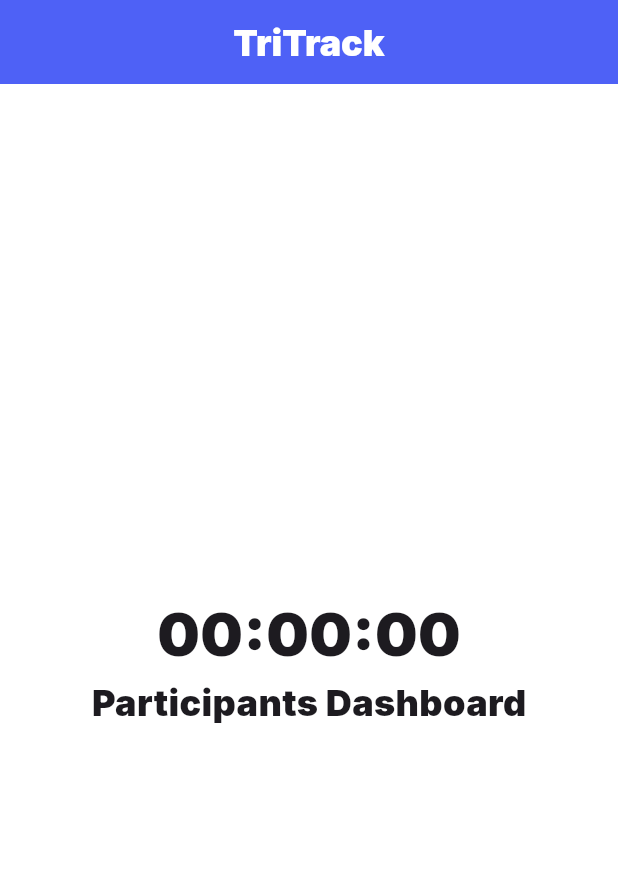
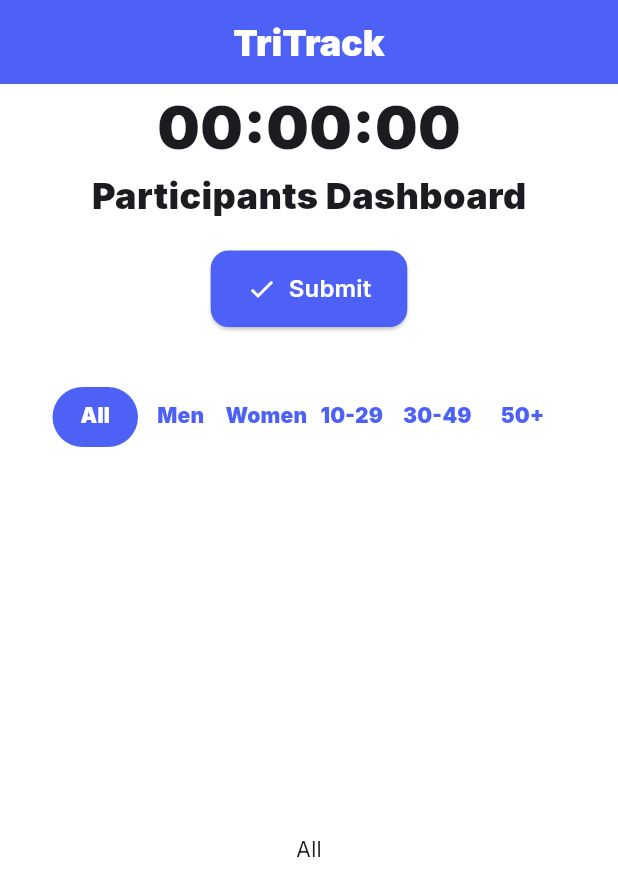
Before and after one commit to net-specter/TriTrack, a Flutter app: the screen it shows after launch, on a phone screen of 412 x 824 dp. Shown: the top 896 px of the screen. Run offline on Flutter 3.47's test engine with Material 3 defaults, Android fonts, the phone set to English and light mode, and no system bars.

Commit message:
ready button and tab

```diff
--- /dev/null
+++ b/frontend/lib/core/widgets/buttons/primary_button.dart
@@ -0,0 +1,46 @@
+import 'package:flutter/material.dart';
+import 'package:frontend/core/theme/colors.dart';
+
+class PrimaryButton extends StatelessWidget {
+  final String label;
+  final VoidCallback? onPressed;
+  final double fontSize;
+  final Color? backgroundColor;
+  final Icon? icon;
+
+  const PrimaryButton({
+    super.key,
+    required this.label,
+    this.onPressed,
+    this.backgroundColor,
+    this.fontSize = 16,
+    this.icon,
+  });
+
+  void _onPressed() {
+    if (onPressed != null) {
+      onPressed!();
+    }
+  }
+
+  @override
+  Widget build(BuildContext context) {
+    return ElevatedButton.icon(
+      style: ElevatedButton.styleFrom(
+        padding: const EdgeInsets.symmetric(horizontal: 24, vertical: 14),
+        shape: RoundedRectangleBorder(borderRadius: BorderRadius.circular(12)),
+        backgroundColor: backgroundColor ?? TriColors.primary,
+      ),
+      onPressed: _onPressed,
+      icon: icon,
+      label: Text(
+        label,
+        style: TextStyle(
+          fontSize: fontSize,
+          fontWeight: FontWeight.w600,
+          color: Colors.white,
+        ),
+      ),
+    );
+  }
+}
--- /dev/null
+++ b/frontend/lib/core/widgets/tabs/tab_component.dart
@@ -0,0 +1,67 @@
+import 'package:flutter/material.dart';
+import 'package:frontend/core/theme/colors.dart';
+import '../tabs/tab_item.dart';
+
+class TabComponent extends StatelessWidget {
+  final Map<String, IconData?> tabs;
+  final List<Widget> pages;
+  const TabComponent({super.key, required this.tabs, required this.pages});
+
+  @override
+  Widget build(BuildContext context) {
+    return DefaultTabController(
+      length: tabs.length,
+      initialIndex: 0,
+      child: PreferredSize(
+        preferredSize: const Size.fromHeight(10),
+        child: Expanded(
+          child: Column(
+            children: [
+              PreferredSize(
+                preferredSize: const Size.fromHeight(10),
+                child: ClipRRect(
+                  borderRadius: BorderRadius.circular(20),
+                  child: Container(
+                    height: 40,
+                    margin: const EdgeInsets.symmetric(horizontal: 35),
+                    decoration: BoxDecoration(
+                      color: Colors.white,
+                      borderRadius: BorderRadius.circular(20),
+                    ),
+                    child: TabBar(
+                      // isScrollable: true,
+                      splashBorderRadius: const BorderRadius.all(
+                        Radius.circular(20),
+                      ),
+                      indicatorSize: TabBarIndicatorSize.tab,
+                      labelPadding: const EdgeInsets.symmetric(horizontal: 0),
+                      dividerColor: Colors.transparent,
+                      indicator: BoxDecoration(
+                        color: TriColors.primary,
+                        borderRadius: BorderRadius.circular(20),
+                      ),
+                      labelColor: TriColors.white,
+                      unselectedLabelColor: TriColors.primary,
+                      tabs: [
+                        for (var entry in tabs.entries)
+                          Tab(
+                            child: TabItem(
+                              title: entry.key,
+                              icon: entry.value,
+                              fontSize: 14,
+                            ),
+                          ),
+                      ],
+                    ),
+                  ),
+                ),
+              ),
+              const SizedBox(height: 10),
+              Expanded(child: TabBarView(children: pages)),
+            ],
+          ),
+        ),
+      ),
+    );
+  }
+}
--- /dev/null
+++ b/frontend/lib/core/widgets/tabs/tab_item.dart
@@ -0,0 +1,30 @@
+import 'package:flutter/material.dart';
+
+class TabItem extends StatelessWidget {
+  final String title;
+  final IconData? icon;
+  final double? fontSize;
+  const TabItem({
+    super.key,
+    required this.title,
+    this.icon,
+    this.fontSize = 14,
+  });
+
+  @override
+  Widget build(BuildContext context) {
+    return Row(
+      mainAxisAlignment: MainAxisAlignment.center,
+      crossAxisAlignment: CrossAxisAlignment.center,
+      children: [
+        if (icon != null) Icon(icon, size: 16),
+        if (icon != null) const SizedBox(width: 5),
+        Text(
+          title,
+          textAlign: TextAlign.center,
+          style: TextStyle(fontSize: fontSize, fontWeight: FontWeight.w900),
+        ),
+      ],
+    );
+  }
+}
--- a/frontend/lib/features/home_page/pages/home.dart
+++ b/frontend/lib/features/home_page/pages/home.dart
@@ -1,4 +1,7 @@
 import 'package:flutter/material.dart';
+import 'package:frontend/core/theme/colors.dart';
+import 'package:frontend/core/widgets/buttons/primary_button.dart';
+import 'package:frontend/core/widgets/tabs/tab_component.dart';
 
 import '../../../core/theme/text_styles.dart';
 
@@ -13,6 +16,44 @@ class HomePage extends StatelessWidget {
         children: [
           Text('00:00:00', style: TriTextStyles.headline),
           Text('Participants Dashboard', style: TriTextStyles.title),
+          const SizedBox(height: 20),
+          PrimaryButton(
+            label: "Submit",
+            backgroundColor: TriColors.primary,
+            icon: Icon(Icons.check, color: TriColors.white, size: 20),
+          ),
+          const SizedBox(height: 20),
+          // TabComponent(
+          //   tabs: {
+          //     'Swimming': Icons.pool,
+          //     'Cycling': Icons.pool,
+          //     'Running': Icons.pool,
+          //   },
+          //   pages: [
+          //     const Center(child: Text('Swimming')),
+          //     const Center(child: Text('Cycling')),
+          //     const Center(child: Text('Running')),
+          //   ],
+          // ),
+          const SizedBox(height: 20),
+          TabComponent(
+            tabs: {
+              'All': null,
+              'Men': null,
+              'Women': null,
+              '10-29': null,
+              '30-49': null,
+              '50+': null,
+            },
+            pages: [
+              const Center(child: Text('All')),
+              const Center(child: Text('Men')),
+              const Center(child: Text('Women')),
+              const Center(child: Text('10-29')),
+              const Center(child: Text('30-49')),
+              const Center(child: Text('50+')),
+            ],
+          ),
         ],
       ),
     );
```
